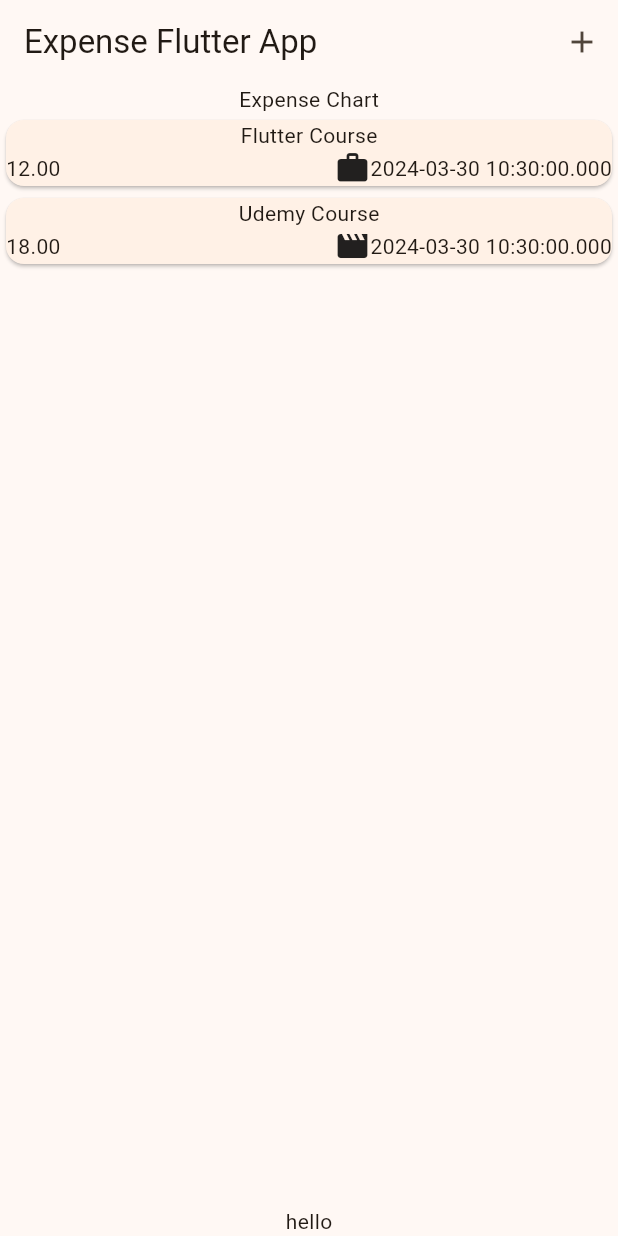
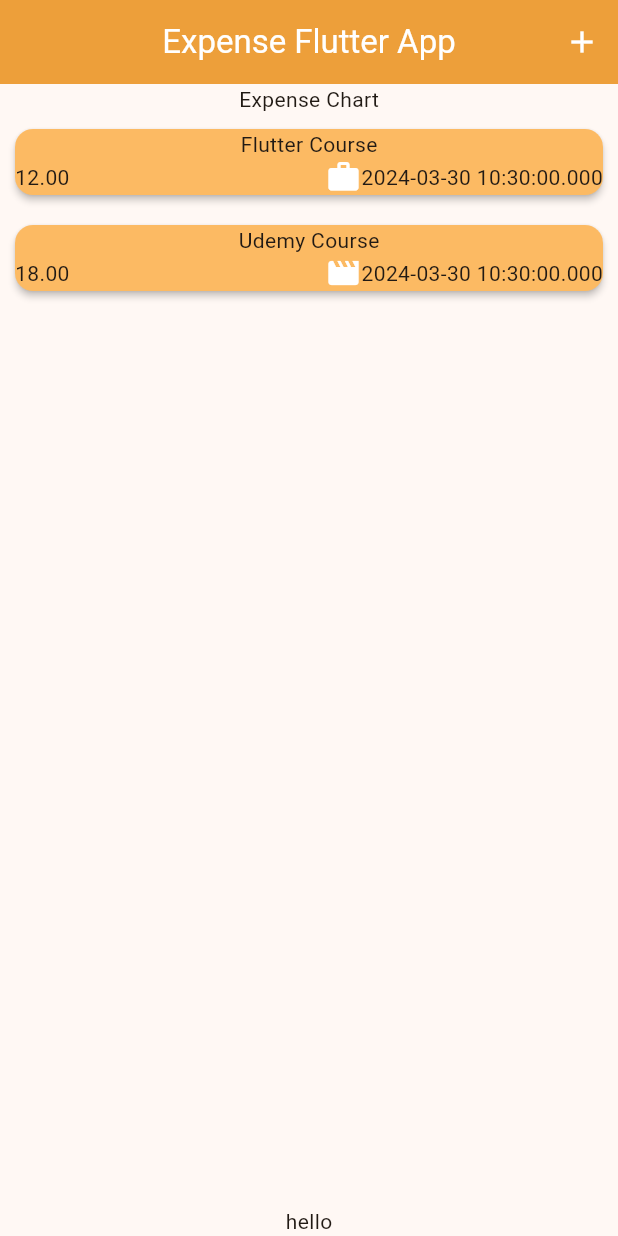
Before and after one commit to FaiziFlutter/expensetracker, a Flutter app: the screen it shows after launch, on a phone screen of 412 x 824 dp. Run offline on Flutter 3.47's test engine with Material 3 defaults, Android fonts, the phone set to English and light mode, and no system bars.

Commit message:
Color is changed

```diff
--- a/lib/main.dart
+++ b/lib/main.dart
@@ -1,4 +1,5 @@
 import 'package:expense_tracker/screen/expense.dart';
+import 'package:expense_tracker/utils/colors.dart';
 import 'package:flutter/material.dart';
 
 void main() {
@@ -14,8 +15,13 @@ class MyApp extends StatelessWidget {
       debugShowCheckedModeBanner: false,
       title: 'Expense Tracker',
       theme: ThemeData(
-          useMaterial3: true,
-          colorScheme: ColorScheme.fromSeed(seedColor: Colors.orangeAccent)),
+        colorScheme: kColorScheme,
+        appBarTheme: kAppBarTheme,
+        cardTheme: kCardTheme,
+        elevatedButtonTheme: kElevatedButtonTheme,
+        iconTheme: kIconTheme,
+        primaryColor: Colors.orangeAccent,
+      ),
       home: const HomeScreen(),
     );
   }
--- a/lib/screen/expense.dart
+++ b/lib/screen/expense.dart
@@ -35,13 +35,37 @@ class _HomeScreenState extends State<HomeScreen> {
   }
 
   void _onRemoveExpense(ExpenseModel expenseModel) {
+    int expenseIndex = _registeredExpenses.indexOf(expenseModel);
     setState(() {
       _registeredExpenses.remove(expenseModel);
     });
+    ScaffoldMessenger.of(context).showSnackBar(
+      SnackBar(
+        duration: Duration(seconds: 3),
+        content: Text('Item is deleted'),
+        action: SnackBarAction(
+          label: 'Undo',
+          onPressed: () {
+            setState(() {
+              _registeredExpenses.insert(expenseIndex, expenseModel);
+            });
+          },
+        ),
+      ),
+    );
   }
 
   @override
   Widget build(BuildContext context) {
+    Widget mainContent = const Center(
+      child: Text('No expenses found. Start adding some!'),
+    );
+    _registeredExpenses.isEmpty
+        ? mainContent
+        : mainContent = ExpenseList(
+            onRemoveExpense: _onRemoveExpense,
+            expenses: _registeredExpenses,
+          );
     return Scaffold(
       appBar: AppBar(
         title: const Text('Expense Flutter App'),
@@ -53,10 +77,7 @@ class _HomeScreenState extends State<HomeScreen> {
         children: [
           Text('Expense Chart'),
           Expanded(
-            child: ExpenseList(
-              onRemoveExpense: _onRemoveExpense,
-              expenses: _registeredExpenses,
-            ),
+            child: mainContent,
           ),
           Text('hello'),
         ],
--- /dev/null
+++ b/lib/utils/colors.dart
@@ -0,0 +1,26 @@
+import 'package:flutter/material.dart';
+
+var kColorScheme = ColorScheme.fromSeed(seedColor: orangeAccent);
+var orangeAccent = Colors.orangeAccent;
+var whiteColor = Colors.white;
+
+var kAppBarTheme = const AppBarTheme().copyWith(
+  centerTitle: true,
+  elevation: 12,
+  backgroundColor: orangeAccent,
+  foregroundColor: whiteColor,
+);
+
+var kCardTheme = CardTheme().copyWith(
+  color: const Color.fromARGB(255, 252, 186, 99),
+  margin: EdgeInsets.all(10),
+  elevation: 2,
+);
+var kElevatedButtonTheme = ElevatedButtonThemeData(
+  style: ButtonStyle(
+      backgroundColor: MaterialStatePropertyAll(orangeAccent),
+      foregroundColor: MaterialStatePropertyAll(whiteColor)),
+);
+var kIconTheme = IconThemeData().copyWith(
+  color: whiteColor,
+);
--- a/lib/widget/new_expense.dart
+++ b/lib/widget/new_expense.dart
@@ -1,7 +1,7 @@
 import 'package:expense_tracker/models/expense_model.dart';
 import 'package:flutter/material.dart';
-import 'button.dart';
-import 'textfield.dart';
+import 'custom_widgets/button.dart';
+import 'custom_widgets/textfield.dart';
 
 class NewExpense extends StatefulWidget {
   const NewExpense({super.key, required this.expense});
```
Also changed, not shown: lib/widget/custom_widgets/button.dart (renamed from lib/widget/button.dart), lib/widget/custom_widgets/textfield.dart (renamed from lib/widget/textfield.dart).
